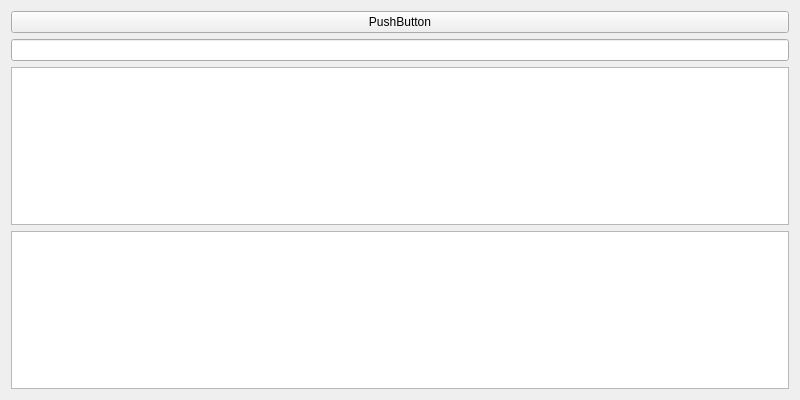
The window that untitled/mainwindow.ui (wodelover/QKeyTools) describes before a commit, drawn with Qt 5.
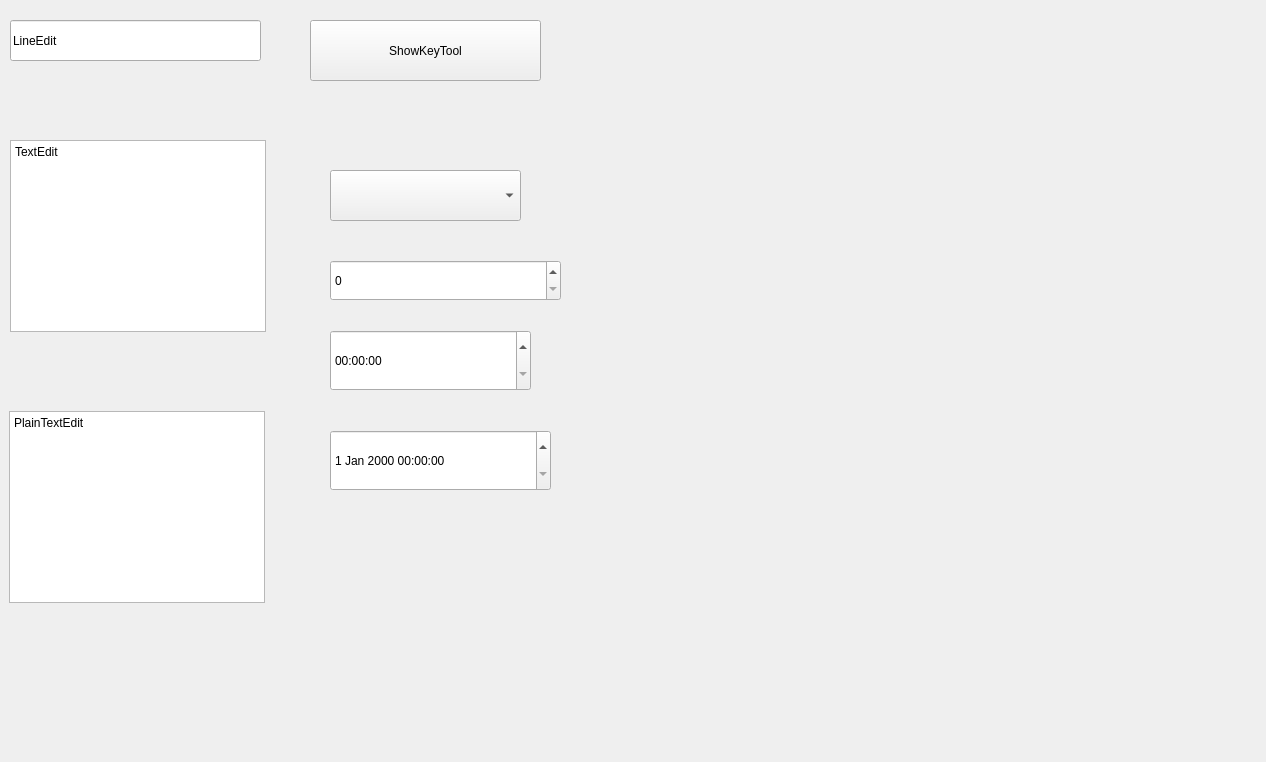
The same window after the commit.

What changed in the file:
```diff
--- a/untitled/mainwindow.ui
+++ b/untitled/mainwindow.ui
@@ -6,35 +6,115 @@
    <rect>
     <x>0</x>
     <y>0</y>
-    <width>800</width>
-    <height>400</height>
+    <width>1266</width>
+    <height>762</height>
    </rect>
   </property>
   <property name="windowTitle">
    <string>MainWindow</string>
   </property>
   <widget class="QWidget" name="centralWidget">
-   <layout class="QVBoxLayout" name="verticalLayout">
-    <item>
-     <widget class="QPushButton" name="pushButton">
-      <property name="styleSheet">
-       <string notr="true">QPushButton{pressed:background-color: qradialgradient(spread:pad, cx:0.5, cy:0.5, radius:0.5, fx:0.5, fy:0.5, stop:0.272727 rgba(0, 0, 0, 255), stop:1 rgba(255, 255, 255, 255));}</string>
-      </property>
-      <property name="text">
-       <string>PushButton</string>
-      </property>
-     </widget>
-    </item>
-    <item>
-     <widget class="QLineEdit" name="lineEdit"/>
-    </item>
-    <item>
-     <widget class="QTextEdit" name="textEdit"/>
-    </item>
-    <item>
-     <widget class="QPlainTextEdit" name="plainTextEdit"/>
-    </item>
-   </layout>
+   <widget class="QPushButton" name="pushButton">
+    <property name="geometry">
+     <rect>
+      <x>310</x>
+      <y>20</y>
+      <width>231</width>
+      <height>61</height>
+     </rect>
+    </property>
+    <property name="styleSheet">
+     <string notr="true">QPushButton{pressed:background-color: qradialgradient(spread:pad, cx:0.5, cy:0.5, radius:0.5, fx:0.5, fy:0.5, stop:0.272727 rgba(0, 0, 0, 255), stop:1 rgba(255, 255, 255, 255));}</string>
+    </property>
+    <property name="text">
+     <string>ShowKeyTool</string>
+    </property>
+   </widget>
+   <widget class="QLineEdit" name="lineEdit">
+    <property name="geometry">
+     <rect>
+      <x>10</x>
+      <y>20</y>
+      <width>251</width>
+      <height>41</height>
+     </rect>
+    </property>
+    <property name="text">
+     <string>LineEdit</string>
+    </property>
+   </widget>
+   <widget class="QTextEdit" name="textEdit">
+    <property name="geometry">
+     <rect>
+      <x>10</x>
+      <y>140</y>
+      <width>256</width>
+      <height>192</height>
+     </rect>
+    </property>
+    <property name="html">
+     <string>&lt;!DOCTYPE HTML PUBLIC &quot;-//W3C//DTD HTML 4.0//EN&quot; &quot;http://www.w3.org/TR/REC-html40/strict.dtd&quot;&gt;
+&lt;html&gt;&lt;head&gt;&lt;meta name=&quot;qrichtext&quot; content=&quot;1&quot; /&gt;&lt;style type=&quot;text/css&quot;&gt;
+p, li { white-space: pre-wrap; }
+&lt;/style&gt;&lt;/head&gt;&lt;body style=&quot; font-family:'SimSun'; font-size:9pt; font-weight:400; font-style:normal;&quot;&gt;
+&lt;p style=&quot; margin-top:0px; margin-bottom:0px; margin-left:0px; margin-right:0px; -qt-block-indent:0; text-indent:0px;&quot;&gt;TextEdit&lt;/p&gt;
+&lt;p style=&quot;-qt-paragraph-type:empty; margin-top:0px; margin-bottom:0px; margin-left:0px; margin-right:0px; -qt-block-indent:0; text-indent:0px;&quot;&gt;&lt;br /&gt;&lt;/p&gt;&lt;/body&gt;&lt;/html&gt;</string>
+    </property>
+   </widget>
+   <widget class="QPlainTextEdit" name="plainTextEdit">
+    <property name="geometry">
+     <rect>
+      <x>9</x>
+      <y>411</y>
+      <width>256</width>
+      <height>192</height>
+     </rect>
+    </property>
+    <property name="plainText">
+     <string>PlainTextEdit
+</string>
+    </property>
+   </widget>
+   <widget class="QComboBox" name="comboBox">
+    <property name="geometry">
+     <rect>
+      <x>330</x>
+      <y>170</y>
+      <width>191</width>
+      <height>51</height>
+     </rect>
+    </property>
+   </widget>
+   <widget class="QSpinBox" name="spinBox">
+    <property name="geometry">
+     <rect>
+      <x>330</x>
+      <y>260</y>
+      <width>231</width>
+      <height>41</height>
+     </rect>
+    </property>
+   </widget>
+   <widget class="QTimeEdit" name="timeEdit">
+    <property name="geometry">
+     <rect>
+      <x>330</x>
+      <y>330</y>
+      <width>201</width>
+      <height>61</height>
+     </rect>
+    </property>
+   </widget>
+   <widget class="QDateTimeEdit" name="dateTimeEdit">
+    <property name="geometry">
+     <rect>
+      <x>330</x>
+      <y>430</y>
+      <width>221</width>
+      <height>61</height>
+     </rect>
+    </property>
+   </widget>
   </widget>
  </widget>
  <layoutdefault spacing="6" margin="11"/>
```
